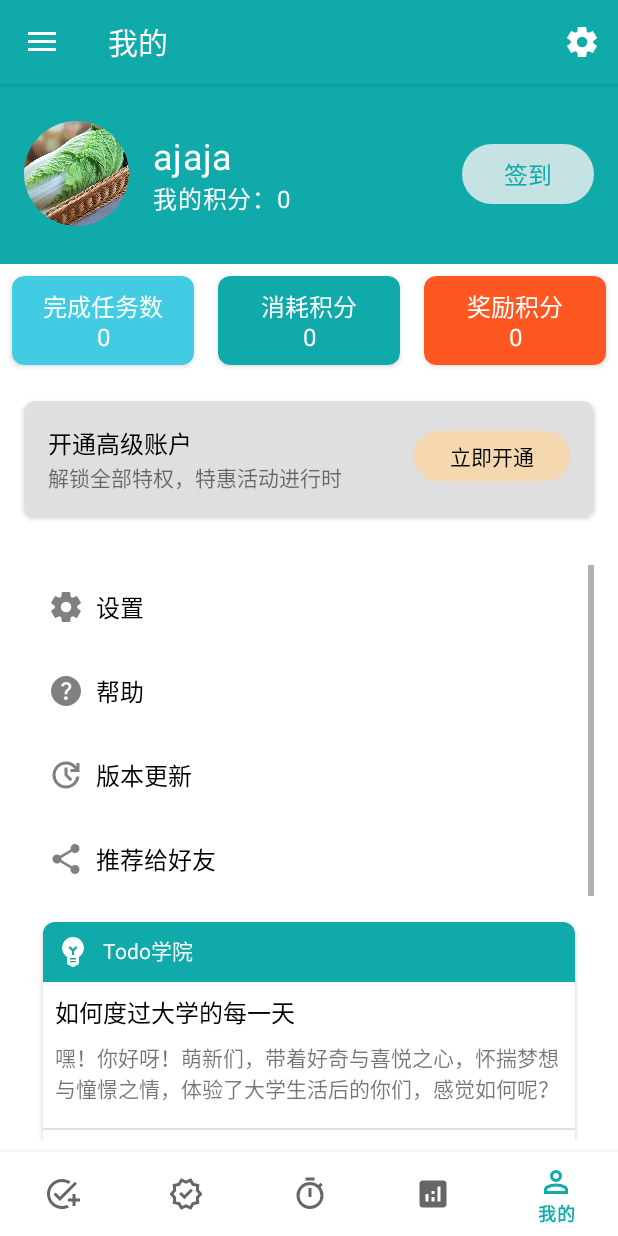
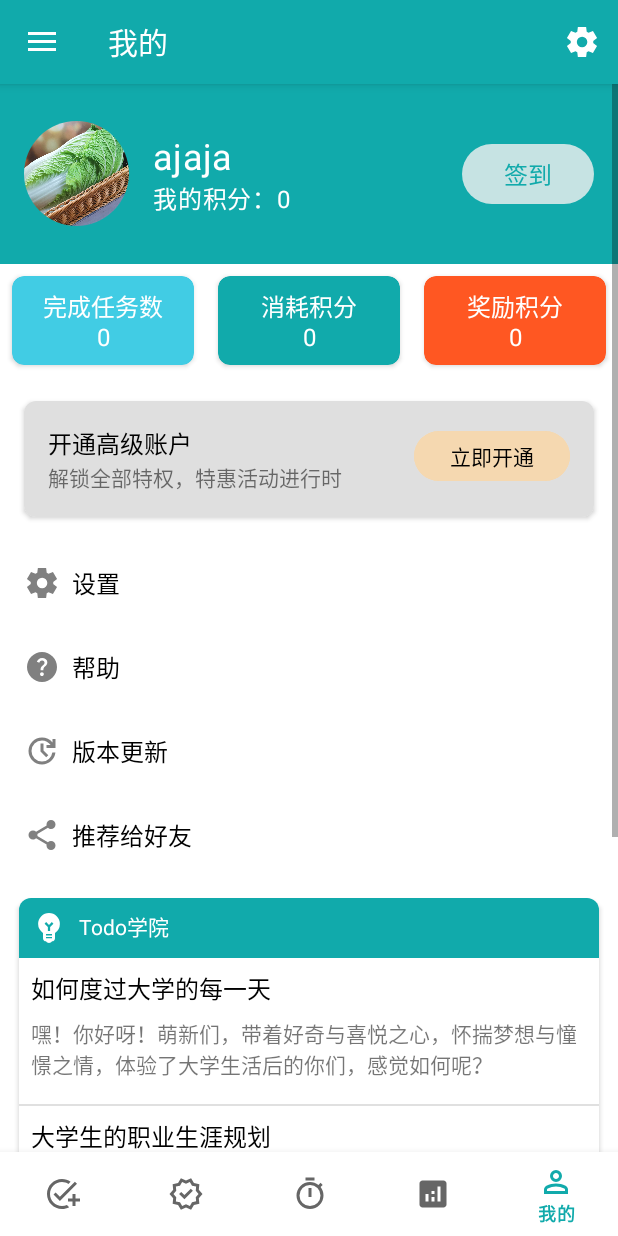
Before and after one commit to zhjai/MyAndroidApp, an Android app: the MyFragment screen opened through its navigation route, on a phone screen of 412 x 824 dp. Run offline under Robolectric (Android 15) with nearby library versions, the phone set to English and light mode, and no system bars; our stand-ins replace CircleImageView, navigation-ui.

Commit message:
1. 调整我的Fragment布局 2. 新增部分MenuItem 3. 为所有的MenuItem添加图标

```diff
--- /dev/null
+++ b/app/src/main/res/drawable/ic_add_circle_gray.xml
@@ -0,0 +1,3 @@
+<vector xmlns:android="http://schemas.android.com/apk/res/android" android:width="24dp" android:height="24dp" android:viewportWidth="960" android:viewportHeight="960" android:tint="@color/gray">
+    <path android:fillColor="@android:color/white" android:pathData="M440,680L520,680L520,520L680,520L680,440L520,440L520,280L440,280L440,440L280,440L280,520L440,520L440,680ZM480,880Q397,880 324,848.5Q251,817 197,763Q143,709 111.5,636Q80,563 80,480Q80,397 111.5,324Q143,251 197,197Q251,143 324,111.5Q397,80 480,80Q563,80 636,111.5Q709,143 763,197Q817,251 848.5,324Q880,397 880,480Q880,563 848.5,636Q817,709 763,763Q709,817 636,848.5Q563,880 480,880ZM480,800Q614,800 707,707Q800,614 800,480Q800,346 707,253Q614,160 480,160Q346,160 253,253Q160,346 160,480Q160,614 253,707Q346,800 480,800ZM480,480Q480,480 480,480Q480,480 480,480Q480,480 480,480Q480,480 480,480Q480,480 480,480Q480,480 480,480Q480,480 480,480Q480,480 480,480Z"/>
+</vector>
--- /dev/null
+++ b/app/src/main/res/drawable/ic_cloud_off.xml
@@ -0,0 +1,3 @@
+<vector xmlns:android="http://schemas.android.com/apk/res/android" android:width="24dp" android:height="24dp" android:viewportWidth="960" android:viewportHeight="960" android:tint="@color/white">
+    <path android:fillColor="@android:color/white" android:pathData="M792,904L686,800L260,800Q168,800 104,736Q40,672 40,580Q40,503 87.5,443Q135,383 210,366Q213,358 216,350.5Q219,343 222,334L56,168L112,112L848,848L792,904ZM260,720L606,720L284,398Q282,409 281,419Q280,429 280,440L260,440Q202,440 161,481Q120,522 120,580Q120,638 161,679Q202,720 260,720ZM445,559Q445,559 445,559Q445,559 445,559Q445,559 445,559Q445,559 445,559L445,559Q445,559 445,559Q445,559 445,559L445,559L445,559L445,559ZM864,750L806,694Q823,680 831.5,661.5Q840,643 840,620Q840,578 811,549Q782,520 740,520L680,520L680,440Q680,357 621.5,298.5Q563,240 480,240Q453,240 428,246.5Q403,253 380,267L322,209Q357,185 396.5,172.5Q436,160 480,160Q597,160 678.5,241.5Q760,323 760,440L760,440L760,440Q829,448 874.5,499.5Q920,551 920,620Q920,659 905,692.5Q890,726 864,750ZM593,481L593,481L593,481Q593,481 593,481Q593,481 593,481Q593,481 593,481Q593,481 593,481L593,481L593,481Q593,481 593,481Q593,481 593,481Q593,481 593,481Q593,481 593,481Z"/>
+</vector>
--- /dev/null
+++ b/app/src/main/res/drawable/ic_document_gray.xml
@@ -0,0 +1,3 @@
+<vector xmlns:android="http://schemas.android.com/apk/res/android" android:width="24dp" android:height="24dp" android:viewportWidth="960" android:viewportHeight="960" android:tint="@color/gray">
+    <path android:fillColor="@android:color/white" android:pathData="M320,720L640,720L640,640L320,640L320,720ZM320,560L640,560L640,480L320,480L320,560ZM240,880Q207,880 183.5,856.5Q160,833 160,800L160,160Q160,127 183.5,103.5Q207,80 240,80L560,80L800,320L800,800Q800,833 776.5,856.5Q753,880 720,880L240,880ZM520,360L720,360L520,160L520,360Z"/>
+</vector>
--- /dev/null
+++ b/app/src/main/res/drawable/ic_group_gray.xml
@@ -0,0 +1,3 @@
+<vector xmlns:android="http://schemas.android.com/apk/res/android" android:width="24dp" android:height="24dp" android:viewportWidth="960" android:viewportHeight="960" android:tint="@color/gray">
+    <path android:fillColor="@android:color/white" android:pathData="M40,800L40,688Q40,654 57.5,625.5Q75,597 104,582Q166,551 230,535.5Q294,520 360,520Q426,520 490,535.5Q554,551 616,582Q645,597 662.5,625.5Q680,654 680,688L680,800L40,800ZM760,800L760,680Q760,636 735.5,595.5Q711,555 666,526Q717,532 762,546.5Q807,561 846,582Q882,602 901,626.5Q920,651 920,680L920,800L760,800ZM360,480Q294,480 247,433Q200,386 200,320Q200,254 247,207Q294,160 360,160Q426,160 473,207Q520,254 520,320Q520,386 473,433Q426,480 360,480ZM760,320Q760,386 713,433Q666,480 600,480Q589,480 572,477.5Q555,475 544,472Q571,440 585.5,401Q600,362 600,320Q600,278 585.5,239Q571,200 544,168Q558,163 572,161.5Q586,160 600,160Q666,160 713,207Q760,254 760,320ZM120,720L600,720L600,688Q600,677 594.5,668Q589,659 580,654Q526,627 471,613.5Q416,600 360,600Q304,600 249,613.5Q194,627 140,654Q131,659 125.5,668Q120,677 120,688L120,720ZM360,400Q393,400 416.5,376.5Q440,353 440,320Q440,287 416.5,263.5Q393,240 360,240Q327,240 303.5,263.5Q280,287 280,320Q280,353 303.5,376.5Q327,400 360,400ZM360,720L360,720L360,720Q360,720 360,720Q360,720 360,720Q360,720 360,720Q360,720 360,720Q360,720 360,720Q360,720 360,720Q360,720 360,720Q360,720 360,720L360,720ZM360,320Q360,320 360,320Q360,320 360,320Q360,320 360,320Q360,320 360,320Q360,320 360,320Q360,320 360,320Q360,320 360,320Q360,320 360,320Z"/>
+</vector>
--- /dev/null
+++ b/app/src/main/res/drawable/ic_group_off_gray.xml
@@ -0,0 +1,3 @@
+<vector xmlns:android="http://schemas.android.com/apk/res/android" android:width="24dp" android:height="24dp" android:viewportWidth="960" android:viewportHeight="960" android:tint="@color/gray">
+    <path android:fillColor="@android:color/white" android:pathData="M819,932L680,793L680,800L40,800L40,688Q40,654 57.5,625.5Q75,597 104,582Q166,551 230,535.5Q294,520 360,520Q372,520 384.5,520.5Q397,521 409,522L367,480Q365,480 363.5,480Q362,480 360,480Q294,480 247,433Q200,386 200,320Q200,318 200,316.5Q200,315 200,313L27,140L84,83L876,875L819,932ZM666,526Q717,532 762,546.5Q807,561 846,582Q882,602 901,626.5Q920,651 920,680L920,800L915,800L755,640Q746,607 723.5,577.5Q701,548 666,526ZM360,600Q304,600 249,613.5Q194,627 140,654Q131,659 125.5,668Q120,677 120,688L120,720L600,720L600,713L513,626Q475,613 436.5,606.5Q398,600 360,600ZM562,447Q581,419 590.5,387Q600,355 600,320Q600,278 585.5,239Q571,200 544,168Q558,163 572,161.5Q586,160 600,160Q666,160 713,207Q760,254 760,320Q760,386 710.5,433Q661,480 595,480L562,447ZM504,389L440,325Q440,323 440,322.5Q440,322 440,320Q440,287 416.5,263.5Q393,240 360,240Q358,240 357.5,240Q357,240 355,240L291,176Q307,168 324,164Q341,160 360,160Q426,160 473,207Q520,254 520,320Q520,339 516,356Q512,373 504,389ZM365,720Q365,720 365,720Q365,720 365,720L365,720L365,720L365,720L365,720Q365,720 365,720Q365,720 365,720Q365,720 365,720Q365,720 365,720ZM398,282L398,282Q398,282 398,282Q398,282 398,282Q398,282 398,282Q398,282 398,282Q398,282 398,282Q398,282 398,282Z"/>
+</vector>
--- /dev/null
+++ b/app/src/main/res/drawable/ic_list_gray.xml
@@ -0,0 +1,3 @@
+<vector xmlns:android="http://schemas.android.com/apk/res/android" android:width="24dp" android:height="24dp" android:viewportWidth="960" android:viewportHeight="960" android:tint="@color/gray" android:autoMirrored="true">
+    <path android:fillColor="@android:color/white" android:pathData="M280,360L280,280L840,280L840,360L280,360ZM280,520L280,440L840,440L840,520L280,520ZM280,680L280,600L840,600L840,680L280,680ZM160,360Q143,360 131.5,348.5Q120,337 120,320Q120,303 131.5,291.5Q143,280 160,280Q177,280 188.5,291.5Q200,303 200,320Q200,337 188.5,348.5Q177,360 160,360ZM160,520Q143,520 131.5,508.5Q120,497 120,480Q120,463 131.5,451.5Q143,440 160,440Q177,440 188.5,451.5Q200,463 200,480Q200,497 188.5,508.5Q177,520 160,520ZM160,680Q143,680 131.5,668.5Q120,657 120,640Q120,623 131.5,611.5Q143,600 160,600Q177,600 188.5,611.5Q200,623 200,640Q200,657 188.5,668.5Q177,680 160,680Z"/>
+</vector>
--- /dev/null
+++ b/app/src/main/res/drawable/ic_scan_gray.xml
@@ -0,0 +1,3 @@
+<vector xmlns:android="http://schemas.android.com/apk/res/android" android:width="24dp" android:height="24dp" android:viewportWidth="960" android:viewportHeight="960" android:tint="@color/gray">
+    <path android:fillColor="@android:color/white" android:pathData="M80,280L80,80L280,80L280,160L160,160L160,280L80,280ZM80,880L80,680L160,680L160,800L280,800L280,880L80,880ZM680,880L680,800L800,800L800,680L880,680L880,880L680,880ZM800,280L800,160L680,160L680,80L880,80L880,280L800,280ZM700,700L760,700L760,760L700,760L700,700ZM700,580L760,580L760,640L700,640L700,580ZM640,640L700,640L700,700L640,700L640,640ZM580,700L640,700L640,760L580,760L580,700ZM520,640L580,640L580,700L520,700L520,640ZM640,520L700,520L700,580L640,580L640,520ZM580,580L640,580L640,640L580,640L580,580ZM520,520L580,520L580,580L520,580L520,520ZM760,200L760,440L520,440L520,200L760,200ZM440,520L440,760L200,760L200,520L440,520ZM440,200L440,440L200,440L200,200L440,200ZM380,700L380,580L260,580L260,700L380,700ZM380,380L380,260L260,260L260,380L380,380ZM700,380L700,260L580,260L580,380L700,380Z"/>
+</vector>
--- /dev/null
+++ b/app/src/main/res/drawable/ic_search_gray.xml
@@ -0,0 +1,3 @@
+<vector xmlns:android="http://schemas.android.com/apk/res/android" android:width="24dp" android:height="24dp" android:viewportWidth="960" android:viewportHeight="960" android:tint="@color/gray">
+    <path android:fillColor="@android:color/white" android:pathData="M784,840L532,588Q502,612 463,626Q424,640 380,640Q271,640 195.5,564.5Q120,489 120,380Q120,271 195.5,195.5Q271,120 380,120Q489,120 564.5,195.5Q640,271 640,380Q640,424 626,463Q612,502 588,532L840,784L784,840ZM380,560Q455,560 507.5,507.5Q560,455 560,380Q560,305 507.5,252.5Q455,200 380,200Q305,200 252.5,252.5Q200,305 200,380Q200,455 252.5,507.5Q305,560 380,560Z"/>
+</vector>
--- /dev/null
+++ b/app/src/main/res/drawable/ic_sort_gray.xml
@@ -0,0 +1,3 @@
+<vector xmlns:android="http://schemas.android.com/apk/res/android" android:width="24dp" android:height="24dp" android:viewportWidth="960" android:viewportHeight="960" android:tint="@color/gray" android:autoMirrored="true">
+    <path android:fillColor="@android:color/white" android:pathData="M120,720L120,640L360,640L360,720L120,720ZM120,520L120,440L600,440L600,520L120,520ZM120,320L120,240L840,240L840,320L120,320Z"/>
+</vector>
--- a/app/src/main/res/layout/activity_main2.xml
+++ b/app/src/main/res/layout/activity_main2.xml
@@ -59,8 +59,10 @@
             android:id="@+id/group_all"
             android:layout_width="match_parent"
             android:layout_height="wrap_content"
+            android:layout_marginStart="6dp"
+            android:drawableLeft="@drawable/ic_group_gray"
+            android:drawablePadding="8dp"
             android:padding="12dp"
-            android:layout_marginStart="6dp"
             android:text="@string/all"
             android:textSize="16sp" />
 
@@ -68,8 +70,10 @@
             android:id="@+id/group_null"
             android:layout_width="match_parent"
             android:layout_height="wrap_content"
+            android:layout_marginStart="6dp"
+            android:drawableLeft="@drawable/ic_group_off_gray"
+            android:drawablePadding="8dp"
             android:padding="12dp"
-            android:layout_marginStart="6dp"
             android:text="@string/not_group"
             android:textSize="16sp" />
 
@@ -83,8 +87,10 @@
             android:id="@+id/add_group"
             android:layout_width="match_parent"
             android:layout_height="wrap_content"
+            android:layout_marginStart="6dp"
+            android:drawableLeft="@drawable/ic_add_circle_gray"
+            android:drawablePadding="8dp"
             android:padding="12dp"
-            android:layout_marginStart="6dp"
             android:text="@string/new_group"
             android:textSize="16sp" />
 
--- a/app/src/main/res/layout/drawer_list_item.xml
+++ b/app/src/main/res/layout/drawer_list_item.xml
@@ -12,8 +12,10 @@
         android:layout_width="0dp"
         android:layout_height="wrap_content"
         android:layout_weight="1"
-        android:textSize="16sp"
-        android:text="分组名" />
+        android:drawableLeft="@drawable/ic_list_gray"
+        android:drawablePadding="8dp"
+        android:text="分组名"
+        android:textSize="16sp" />
 
     <ImageView
         android:id="@+id/ivDelete"
--- a/app/src/main/res/layout/fragment_my.xml
+++ b/app/src/main/res/layout/fragment_my.xml
@@ -1,8 +1,13 @@
 <?xml version="1.0" encoding="utf-8"?>
-<RelativeLayout xmlns:android="http://schemas.android.com/apk/res/android"
+<ScrollView xmlns:android="http://schemas.android.com/apk/res/android"
+    xmlns:app="http://schemas.android.com/apk/res-auto"
     android:layout_width="match_parent"
     android:layout_height="match_parent"
-    xmlns:app="http://schemas.android.com/apk/res-auto">
+    android:layout_marginBottom="56dp">
+
+    <RelativeLayout
+        android:layout_width="match_parent"
+        android:layout_height="match_parent">
 
         <!-- 背景图片 -->
 
@@ -104,10 +109,10 @@
                     android:id="@+id/text_completed_tasks"
                     android:layout_width="match_parent"
                     android:layout_height="wrap_content"
+                    android:layout_margin="8dp"
                     android:gravity="center"
                     android:textAppearance="?android:attr/textAppearanceMedium"
                     android:textColor="@color/white"
-                android:layout_margin="8dp"
                     android:textSize="16sp" />
             </androidx.cardview.widget.CardView>
 
@@ -124,10 +129,10 @@
                     android:id="@+id/text_task_points"
                     android:layout_width="match_parent"
                     android:layout_height="match_parent"
+                    android:layout_margin="8dp"
                     android:gravity="center"
                     android:textAppearance="?android:attr/textAppearanceMedium"
                     android:textColor="@color/white"
-                android:layout_margin="8dp"
                     android:textSize="16sp" />
             </androidx.cardview.widget.CardView>
 
@@ -144,11 +149,11 @@
                     android:id="@+id/text_award_points"
                     android:layout_width="match_parent"
                     android:layout_height="wrap_content"
+                    android:layout_margin="8dp"
                     android:layout_weight="1"
                     android:gravity="center"
                     android:textAppearance="?android:attr/textAppearanceMedium"
                     android:textColor="@color/white"
-                android:layout_margin="8dp"
                     android:textSize="16sp" />
             </androidx.cardview.widget.CardView>
 
@@ -162,7 +167,7 @@
             android:layout_height="wrap_content"
             android:layout_below="@id/statistics_layout"
             android:layout_margin="16dp"
-        app:cardCornerRadius="8dp" >
+            app:cardCornerRadius="8dp">
 
             <LinearLayout
                 android:layout_width="match_parent"
@@ -205,16 +210,11 @@
 
         </androidx.cardview.widget.CardView>
 
-    <ScrollView
-        android:layout_width="match_parent"
-        android:layout_height="match_parent"
-        android:layout_below="@id/vip_card_view"
-        android:layout_marginBottom="48dp"
-        android:padding="16dp">
 
         <LinearLayout
             android:layout_width="match_parent"
             android:layout_height="wrap_content"
+            android:layout_below="@id/vip_card_view"
             android:orientation="vertical">
 
             <TextView
@@ -232,7 +232,7 @@
                 android:textSize="16sp" />
 
             <TextView
-                android:id="@+id/fragment_my_help"
+                android:id="@+id/fragment_help"
                 android:layout_width="match_parent"
                 android:layout_height="wrap_content"
                 android:background="@drawable/ripple_effect"
@@ -407,6 +407,5 @@
                 android:textColor="@color/black"
                 android:textSize="16sp" />
         </LinearLayout>
+    </RelativeLayout>
 </ScrollView>
-
-</RelativeLayout>
--- a/app/src/main/res/menu/menu_task_fragment.xml
+++ b/app/src/main/res/menu/menu_task_fragment.xml
@@ -1,6 +1,13 @@
 <?xml version="1.0" encoding="utf-8"?>
 <menu xmlns:app="http://schemas.android.com/apk/res-auto"
     xmlns:android="http://schemas.android.com/apk/res/android">
+    <item
+        android:id="@+id/action_cloud"
+        android:layout_width="wrap_content"
+        android:layout_height="wrap_content"
+        android:icon="@drawable/ic_cloud_off"
+        android:title="@string/cloud_sync"
+        app:showAsAction="ifRoom" />
     <item
         android:id="@+id/action_sort"
         android:title="@string/manual_sort"
@@ -12,11 +19,43 @@
         app:showAsAction="ifRoom">
         <menu>
             <item
+                android:id="@+id/action_search"
+                android:layout_width="wrap_content"
+                android:layout_height="wrap_content"
+                android:icon="@drawable/ic_search_gray"
+                android:title="@string/search" />
+            <item
                 android:id="@+id/action_sort_sub"
+                android:icon="@drawable/ic_sort_gray"
                 android:title="@string/sort" />
             <item
+                android:id="@+id/action_scan"
+                android:layout_width="wrap_content"
+                android:layout_height="wrap_content"
+                android:icon="@drawable/ic_scan_gray"
+                android:title="@string/scan" />
+            <item
                 android:id="@+id/action_share"
+                android:icon="@drawable/ic_share_gray"
                 android:title="@string/share" />
+            <item
+                android:id="@+id/action_help"
+                android:layout_width="wrap_content"
+                android:layout_height="wrap_content"
+                android:icon="@drawable/ic_help_gray"
+                android:title="@string/help" />
+            <item
+                android:id="@+id/action_user_record"
+                android:layout_width="wrap_content"
+                android:layout_height="wrap_content"
+                android:icon="@drawable/ic_document_gray"
+                android:title="@string/user_record" />
+            <item
+                android:id="@+id/action_settings"
+                android:layout_width="wrap_content"
+                android:layout_height="wrap_content"
+                android:icon="@drawable/ic_settings_gray"
+                android:title="@string/settings" />
         </menu>
     </item>
 </menu>
--- a/app/src/main/res/values/strings.xml
+++ b/app/src/main/res/values/strings.xml
@@ -105,4 +105,9 @@
     <string name="personalized_service">个性化服务</string>
     <string name="Todo_academy">Todo学院</string>
     <string name="open_now">立即开通</string>
+    <string name="choose_more">多选</string>
+    <string name="cloud_sync">云同步</string>
+    <string name="scan">扫一扫</string>
+    <string name="search">搜索</string>
+    <string name="github_web">Github主页</string>
 </resources>
```
Lines whose indentation alone changed are shown as unchanged.
